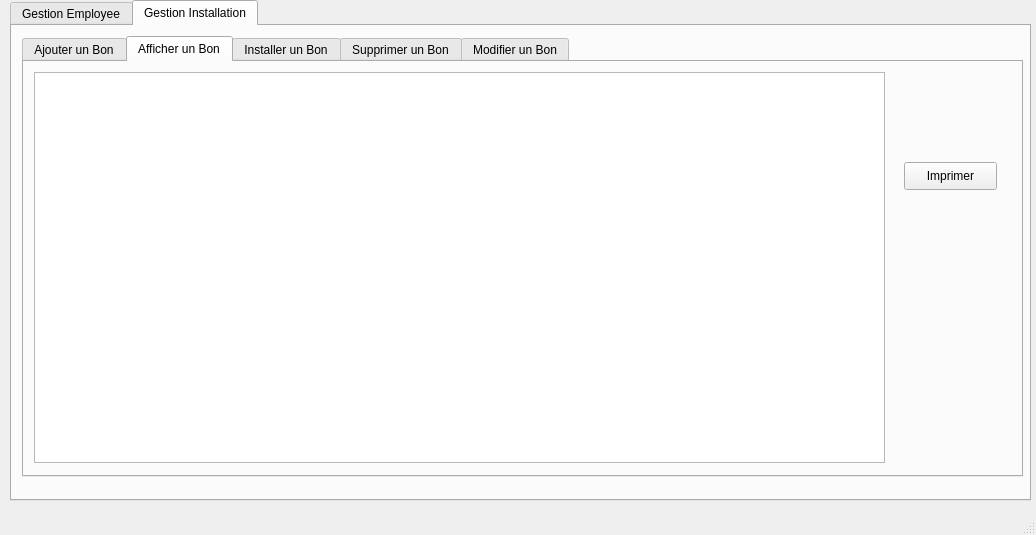
This is Projet/mainwindow.ui in JasserBOUKRYA/PROJET_c-_2a as Qt 5 draws it before an edit. The edited form follows.
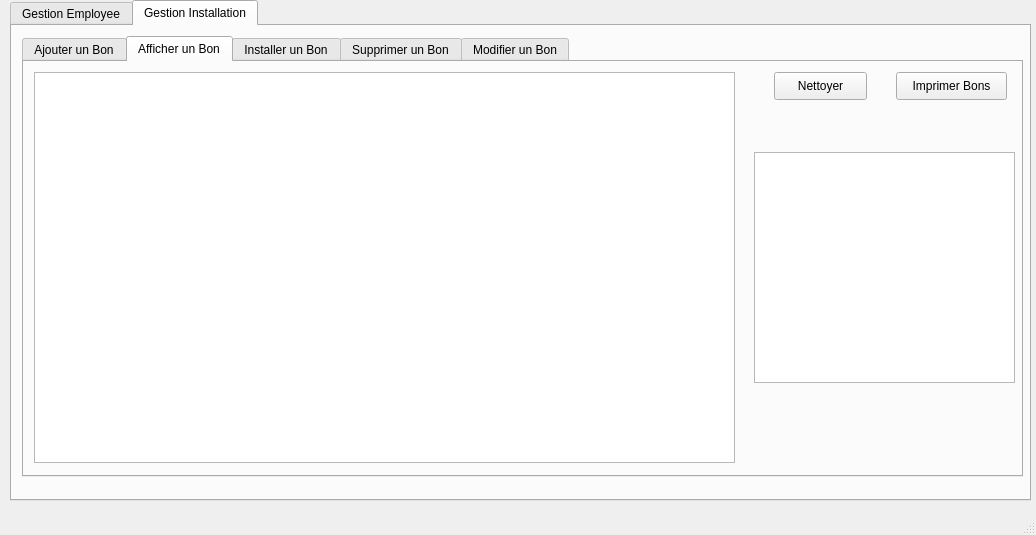
This is the edited form. The open tabs and pages were chosen to show the change.

Patch:
```diff
--- a/Projet/mainwindow.ui
+++ b/Projet/mainwindow.ui
@@ -760,7 +760,7 @@
          <rect>
           <x>10</x>
           <y>10</y>
-          <width>851</width>
+          <width>701</width>
           <height>391</height>
          </rect>
         </property>
@@ -768,14 +768,50 @@
        <widget class="QPushButton" name="pushButton_6">
         <property name="geometry">
          <rect>
-          <x>880</x>
-          <y>100</y>
+          <x>872</x>
+          <y>10</y>
+          <width>111</width>
+          <height>28</height>
+         </rect>
+        </property>
+        <property name="text">
+         <string>Imprimer Bons</string>
+        </property>
+       </widget>
+       <widget class="QTextEdit" name="textEdit">
+        <property name="enabled">
+         <bool>true</bool>
+        </property>
+        <property name="geometry">
+         <rect>
+          <x>730</x>
+          <y>90</y>
+          <width>261</width>
+          <height>231</height>
+         </rect>
+        </property>
+        <property name="readOnly">
+         <bool>true</bool>
+        </property>
+        <property name="html">
+         <string>&lt;!DOCTYPE HTML PUBLIC &quot;-//W3C//DTD HTML 4.0//EN&quot; &quot;http://www.w3.org/TR/REC-html40/strict.dtd&quot;&gt;
+&lt;html&gt;&lt;head&gt;&lt;meta name=&quot;qrichtext&quot; content=&quot;1&quot; /&gt;&lt;style type=&quot;text/css&quot;&gt;
+p, li { white-space: pre-wrap; }
+&lt;/style&gt;&lt;/head&gt;&lt;body style=&quot; font-family:'MS Shell Dlg 2'; font-size:7.8pt; font-weight:400; font-style:normal;&quot;&gt;
+&lt;p align=&quot;center&quot; style=&quot;-qt-paragraph-type:empty; margin-top:0px; margin-bottom:0px; margin-left:0px; margin-right:0px; -qt-block-indent:0; text-indent:0px;&quot;&gt;&lt;br /&gt;&lt;/p&gt;&lt;/body&gt;&lt;/html&gt;</string>
+        </property>
+       </widget>
+       <widget class="QPushButton" name="pushButton_7">
+        <property name="geometry">
+         <rect>
+          <x>750</x>
+          <y>10</y>
           <width>93</width>
           <height>28</height>
          </rect>
         </property>
         <property name="text">
-         <string>Imprimer</string>
+         <string>Nettoyer</string>
         </property>
        </widget>
       </widget>
```
Left out of the diff: 10 changed lines with no effect on the pictures.
